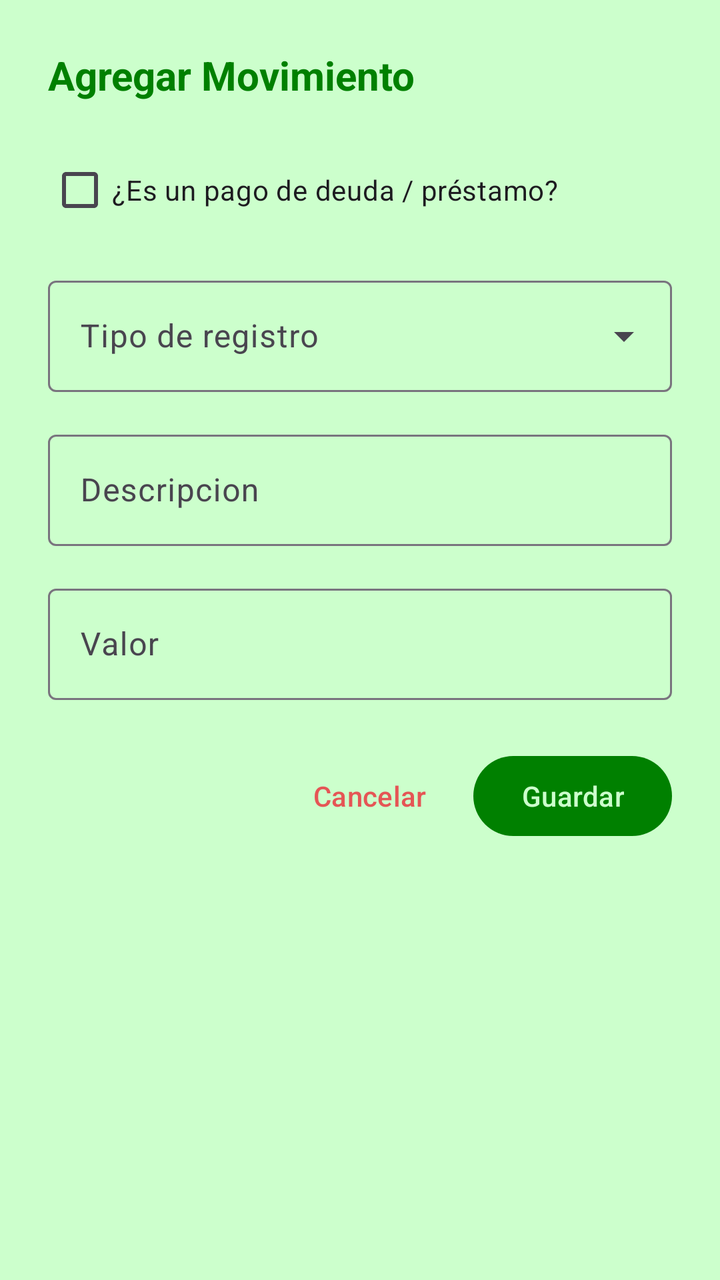
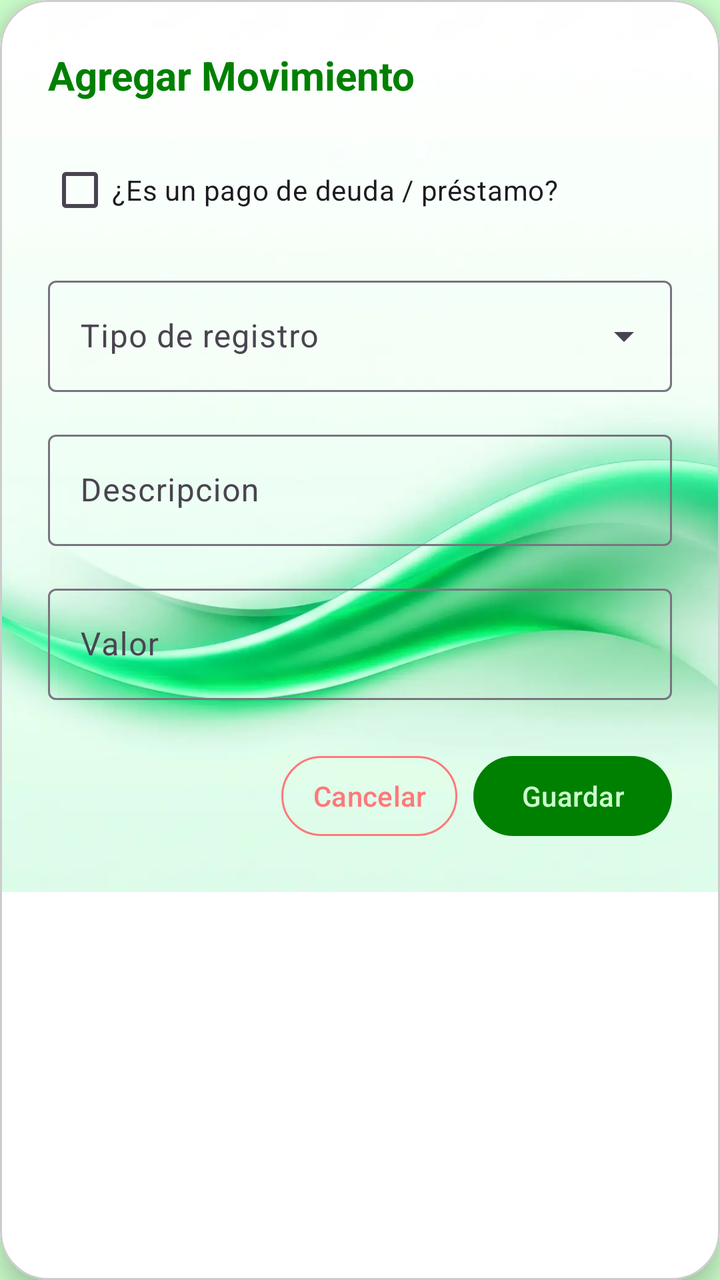

The first picture is an Android layout as it rendered before a commit; the second is the same layout after the commit. The layout source and the unified diff follow.
<!-- AndroidManifest.xml: application theme Theme.MyLittleFinanControl -->
<!-- res/layout/dialog_agregar_movimiento.xml -->
<?xml version="1.0" encoding="utf-8"?>
<ScrollView xmlns:android="http://schemas.android.com/apk/res/android"
    xmlns:app="http://schemas.android.com/apk/res-auto"
    android:layout_width="match_parent"
    android:layout_height="wrap_content">

    <LinearLayout
        android:layout_width="match_parent"
        android:layout_height="wrap_content"
        android:orientation="vertical"
        android:padding="24dp">

        <TextView
            android:id="@+id/tv_titulo_dialogo"
            android:layout_width="match_parent"
            android:layout_height="wrap_content"
            android:layout_marginBottom="20dp"
            android:text="@string/txtAgregarNota"
            android:textColor="@color/primary"
            android:textSize="20sp"
            android:textStyle="bold" />

        <com.google.android.material.checkbox.MaterialCheckBox
            android:id="@+id/cb_es_pago_deuda"
            android:layout_width="match_parent"
            android:layout_height="wrap_content"
            android:layout_marginBottom="16dp"
            android:text="¿Es un pago de deuda / préstamo?" />

        <com.google.android.material.textfield.TextInputLayout
            android:id="@+id/til_seleccion_deuda"
            style="@style/Widget.Material3.TextInputLayout.OutlinedBox.ExposedDropdownMenu"
            android:layout_width="match_parent"
            android:layout_height="wrap_content"
            android:layout_marginBottom="16dp"
            android:hint="Selecciona la deuda"
            android:visibility="gone">

            <AutoCompleteTextView
                android:id="@+id/auto_deudas"
                android:layout_width="match_parent"
                android:layout_height="wrap_content"
                android:inputType="none" />
        </com.google.android.material.textfield.TextInputLayout>

        <com.google.android.material.textfield.TextInputLayout
            android:id="@+id/til_tipo_reg"
            style="@style/Widget.Material3.TextInputLayout.OutlinedBox.ExposedDropdownMenu"
            android:layout_width="match_parent"
            android:layout_height="wrap_content"
            android:layout_marginBottom="16dp"
            android:hint="@string/etTipoReg">

            <AutoCompleteTextView
                android:id="@+id/auto_tipo_mov"
                android:layout_width="match_parent"
                android:layout_height="wrap_content"
                android:inputType="none" />
        </com.google.android.material.textfield.TextInputLayout>

        <com.google.android.material.textfield.TextInputLayout
            style="@style/Widget.Material3.TextInputLayout.OutlinedBox"
            android:layout_width="match_parent"
            android:layout_height="wrap_content"
            android:layout_marginBottom="16dp"
            android:hint="@string/etDescripcion">

            <com.google.android.material.textfield.TextInputEditText
                android:id="@+id/etDescripcion"
                android:layout_width="match_parent"
                android:layout_height="wrap_content"
                android:inputType="textCapSentences" />
        </com.google.android.material.textfield.TextInputLayout>

        <com.google.android.material.textfield.TextInputLayout
            style="@style/Widget.Material3.TextInputLayout.OutlinedBox"
            android:layout_width="match_parent"
            android:layout_height="wrap_content"
            android:layout_marginBottom="24dp"
            android:hint="@string/etValor">

            <com.google.android.material.textfield.TextInputEditText
                android:id="@+id/etValor"
                android:layout_width="match_parent"
                android:layout_height="wrap_content"
                android:inputType="numberDecimal" />
        </com.google.android.material.textfield.TextInputLayout>

        <LinearLayout
            android:layout_width="match_parent"
            android:layout_height="wrap_content"
            android:gravity="end"
            android:orientation="horizontal">

            <com.google.android.material.button.MaterialButton
                android:id="@+id/btn_cancelar"
                style="@style/Widget.Material3.Button.TextButton"
                android:layout_width="wrap_content"
                android:layout_height="wrap_content"
                android:layout_marginEnd="8dp"
                android:text="@string/btn_cancelar"
                android:textColor="@color/accent_alerta" />

            <com.google.android.material.button.MaterialButton
                android:id="@+id/btn_guardar"
                android:layout_width="wrap_content"
                android:layout_height="wrap_content"
                android:text="@string/btn_guardar"
                app:backgroundTint="@color/primary" />
        </LinearLayout>
    </LinearLayout>
</ScrollView>
<!-- resources referenced by this layout -->
<resources>
  <color name="accent_alerta">#E55555</color>
  <color name="primary">#008000</color>
  <string name="btn_cancelar">Cancelar</string>
  <string name="btn_guardar">Guardar</string>
  <string name="etDescripcion">Descripcion</string>
  <string name="etTipoReg">Tipo de registro</string>
  <string name="etValor">Valor</string>
  <string name="txtAgregarNota">Agregar Movimiento</string>
  <style name="Theme.MyLittleFinanControl" parent="Base.Theme.MyLittleFinanControl" />
  <style name="Base.Theme.MyLittleFinanControl" parent="Theme.Material3.DayNight.NoActionBar">
          
          <item name="colorPrimary">@color/primary</item>
          <item name="colorOnPrimary">@color/white</item>
          <item name="colorSecondary">@color/secondary</item>
          <item name="colorOnSecondary">@color/white</item>
          
          
          <item name="android:windowBackground">@color/background_light</item>
          <item name="colorSurface">@color/background_light</item>
          
          
          <item name="colorError">@color/accent_alerta</item>
          
          
          <item name="android:statusBarColor">@color/background_light</item>
          <item name="android:windowLightStatusBar">true</item>
      </style>
  <color name="white">#CCFFCC</color>
  <color name="secondary">#33FF00</color>
  <color name="background_light">#CCFFCC</color>
</resources>

<!-- the commit's change to res/layout/dialog_agregar_movimiento.xml (unified diff, before → after) -->
@@ -1,112 +1,144 @@
 <?xml version="1.0" encoding="utf-8"?>
-<ScrollView xmlns:android="http://schemas.android.com/apk/res/android"
+<com.google.android.material.card.MaterialCardView xmlns:android="http://schemas.android.com/apk/res/android"
     xmlns:app="http://schemas.android.com/apk/res-auto"
     android:layout_width="match_parent"
-    android:layout_height="wrap_content">
+    android:layout_height="wrap_content"
+    android:layout_margin="16dp"
+    app:cardCornerRadius="24dp"
+    app:cardElevation="8dp"
+    app:cardBackgroundColor="@android:color/white"
+    app:strokeWidth="1dp"
+    app:strokeColor="#CCCCCC">
 
-    <LinearLayout
+    
+    <RelativeLayout
         android:layout_width="match_parent"
-        android:layout_height="wrap_content"
-        android:orientation="vertical"
-        android:padding="24dp">
+        android:layout_height="wrap_content">
 
-        <TextView
-            android:id="@+id/tv_titulo_dialogo"
+        
+        <ImageView
+            android:id="@+id/imagenFondo"
+            android:layout_width="match_parent"
+            android:layout_height="0dp"
+            android:layout_alignTop="@id/scrollViewContenido"
+            android:layout_alignBottom="@id/scrollViewContenido"
+            android:src="@drawable/background_1"
+            android:scaleType="centerCrop" />
+
+        
+        <ScrollView
+            android:id="@+id/scrollViewContenido"
             android:layout_width="match_parent"
             android:layout_height="wrap_content"
-            android:layout_marginBottom="20dp"
-            android:text="@string/txtAgregarNota"
-            android:textColor="@color/primary"
-            android:textSize="20sp"
-            android:textStyle="bold" />
+            android:background="@android:color/transparent">
 
-        <com.google.android.material.checkbox.MaterialCheckBox
-            android:id="@+id/cb_es_pago_deuda"
-            android:layout_width="match_parent"
-            android:layout_height="wrap_content"
-            android:layout_marginBottom="16dp"
-            android:text="¿Es un pago de deuda / préstamo?" />
-
-        <com.google.android.material.textfield.TextInputLayout
-            android:id="@+id/til_seleccion_deuda"
-            style="@style/Widget.Material3.TextInputLayout.OutlinedBox.ExposedDropdownMenu"
-            android:layout_width="match_parent"
-            android:layout_height="wrap_content"
-            android:layout_marginBottom="16dp"
-            android:hint="Selecciona la deuda"
-            android:visibility="gone">
-
-            <AutoCompleteTextView
-                android:id="@+id/auto_deudas"
+            <LinearLayout
                 android:layout_width="match_parent"
                 android:layout_height="wrap_content"
-                android:inputType="none" />
-        </com.google.android.material.textfield.TextInputLayout>
+                android:orientation="vertical"
+                android:padding="24dp">
 
-        <com.google.android.material.textfield.TextInputLayout
-            android:id="@+id/til_tipo_reg"
-            style="@style/Widget.Material3.TextInputLayout.OutlinedBox.ExposedDropdownMenu"
-            android:layout_width="match_parent"
-            android:layout_height="wrap_content"
-            android:layout_marginBottom="16dp"
-            android:hint="@string/etTipoReg">
+                <TextView
+                    android:id="@+id/tv_titulo_dialogo"
+                    android:layout_width="match_parent"
+                    android:layout_height="wrap_content"
+                    android:layout_marginBottom="20dp"
+                    android:text="@string/txtAgregarNota"
+                    android:textColor="@color/primary"
+                    android:textSize="20sp"
+                    android:textStyle="bold" />
 
-            <AutoCompleteTextView
-                android:id="@+id/auto_tipo_mov"
-                android:layout_width="match_parent"
-                android:layout_height="wrap_content"
-                android:inputType="none" />
-        </com.google.android.material.textfield.TextInputLayout>
+                <com.google.android.material.checkbox.MaterialCheckBox
+                    android:id="@+id/cb_es_pago_deuda"
+                    android:layout_width="match_parent"
+                    android:layout_height="wrap_content"
+                    android:layout_marginBottom="16dp"
+                    android:text="¿Es un pago de deuda / préstamo?" />
 
-        <com.google.android.material.textfield.TextInputLayout
-            style="@style/Widget.Material3.TextInputLayout.OutlinedBox"
-            android:layout_width="match_parent"
-            android:layout_height="wrap_content"
-            android:layout_marginBottom="16dp"
-            android:hint="@string/etDescripcion">
+                <com.google.android.material.textfield.TextInputLayout
+                    android:id="@+id/til_seleccion_deuda"
+                    style="@style/Widget.Material3.TextInputLayout.OutlinedBox.ExposedDropdownMenu"
+                    android:layout_width="match_parent"
+                    android:layout_height="wrap_content"
+                    android:layout_marginBottom="16dp"
+                    android:hint="Selecciona la deuda"
+                    android:visibility="gone">
 
-            <com.google.android.material.textfield.TextInputEditText
-                android:id="@+id/etDescripcion"
-                android:layout_width="match_parent"
-                android:layout_height="wrap_content"
-                android:inputType="textCapSentences" />
-        </com.google.android.material.textfield.TextInputLayout>
+                    <AutoCompleteTextView
+                        android:id="@+id/auto_deudas"
+                        android:layout_width="match_parent"
+                        android:layout_height="wrap_content"
+                        android:inputType="none" />
+                </com.google.android.material.textfield.TextInputLayout>
 
-        <com.google.android.material.textfield.TextInputLayout
-            style="@style/Widget.Material3.TextInputLayout.OutlinedBox"
-            android:layout_width="match_parent"
-            android:layout_height="wrap_content"
-            android:layout_marginBottom="24dp"
-            android:hint="@string/etValor">
+                <com.google.android.material.textfield.TextInputLayout
+                    android:id="@+id/til_tipo_reg"
+                    style="@style/Widget.Material3.TextInputLayout.OutlinedBox.ExposedDropdownMenu"
+                    android:layout_width="match_parent"
+                    android:layout_height="wrap_content"
+                    android:layout_marginBottom="16dp"
+                    android:hint="@string/etTipoReg">
 
-            <com.google.android.material.textfield.TextInputEditText
-                android:id="@+id/etValor"
-                android:layout_width="match_parent"
-                android:layout_height="wrap_content"
-                android:inputType="numberDecimal" />
-        </com.google.android.material.textfield.TextInputLayout>
+                    <AutoCompleteTextView
+                        android:id="@+id/auto_tipo_mov"
+                        android:layout_width="match_parent"
+                        android:layout_height="wrap_content"
+                        android:inputType="none" />
+                </com.google.android.material.textfield.TextInputLayout>
 
-        <LinearLayout
-            android:layout_width="match_parent"
-            android:layout_height="wrap_content"
-            android:gravity="end"
-            android:orientation="horizontal">
+                <com.google.android.material.textfield.TextInputLayout
+                    style="@style/Widget.Material3.TextInputLayout.OutlinedBox"
+                    android:layout_width="match_parent"
+                    android:layout_height="wrap_content"
+                    android:layout_marginBottom="16dp"
+                    android:hint="@string/etDescripcion">
 
-            <com.google.android.material.button.MaterialButton
-                android:id="@+id/btn_cancelar"
-                style="@style/Widget.Material3.Button.TextButton"
-                android:layout_width="wrap_content"
-                android:layout_height="wrap_content"
-                android:layout_marginEnd="8dp"
-                android:text="@string/btn_cancelar"
-                android:textColor="@color/accent_alerta" />
+                    <com.google.android.material.textfield.TextInputEditText
+                        android:id="@+id/etDescripcion"
+                        android:layout_width="match_parent"
+                        android:layout_height="wrap_content"
+                        android:inputType="textCapSentences" />
+                </com.google.android.material.textfield.TextInputLayout>
 
-            <com.google.android.material.button.MaterialButton
-                android:id="@+id/btn_guardar"
-                android:layout_width="wrap_content"
-                android:layout_height="wrap_content"
-                android:text="@string/btn_guardar"
-                app:backgroundTint="@color/primary" />
-        </LinearLayout>
-    </LinearLayout>
-</ScrollView>
+                <com.google.android.material.textfield.TextInputLayout
+                    style="@style/Widget.Material3.TextInputLayout.OutlinedBox"
+                    android:layout_width="match_parent"
+                    android:layout_height="wrap_content"
+                    android:layout_marginBottom="24dp"
+                    android:hint="@string/etValor">
+
+                    <com.google.android.material.textfield.TextInputEditText
+                        android:id="@+id/etValor"
+                        android:layout_width="match_parent"
+                        android:layout_height="wrap_content"
+                        android:inputType="numberDecimal" />
+                </com.google.android.material.textfield.TextInputLayout>
+
+                <LinearLayout
+                    android:layout_width="match_parent"
+                    android:layout_height="wrap_content"
+                    android:gravity="end"
+                    android:orientation="horizontal">
+
+                    <com.google.android.material.button.MaterialButton
+                        android:id="@+id/btn_cancelar"
+                        style="@style/Widget.Material3.Button.TextButton"
+                        android:layout_width="wrap_content"
+                        android:layout_height="wrap_content"
+                        android:layout_marginEnd="8dp"
+                        android:text="@string/btn_cancelar"
+                        app:strokeWidth="1dp"
+                        app:strokeColor="@color/accent_alerta"
+                        android:textColor="@color/accent_alerta" />
+
+                    <com.google.android.material.button.MaterialButton
+                        android:id="@+id/btn_guardar"
+                        android:layout_width="wrap_content"
+                        android:layout_height="wrap_content"
+                        android:text="@string/btn_guardar"
+                        app:backgroundTint="@color/primary" />
+                </LinearLayout>
+            </LinearLayout>
+        </ScrollView>
+    </RelativeLayout>
+</com.google.android.material.card.MaterialCardView>
<!-- resource entries referenced after the edit -->
@@ -1,7 +1,8 @@
 <!-- resources referenced by this layout -->
 <resources>
-  <color name="accent_alerta">#E55555</color>
+  <color name="accent_alerta">#FF7878</color>
   <color name="primary">#008000</color>
+  <!-- drawable background_1: webp bitmap (drawable, 18726 bytes) -->
   <string name="btn_cancelar">Cancelar</string>
   <string name="btn_guardar">Guardar</string>
   <string name="etDescripcion">Descripcion</string>
